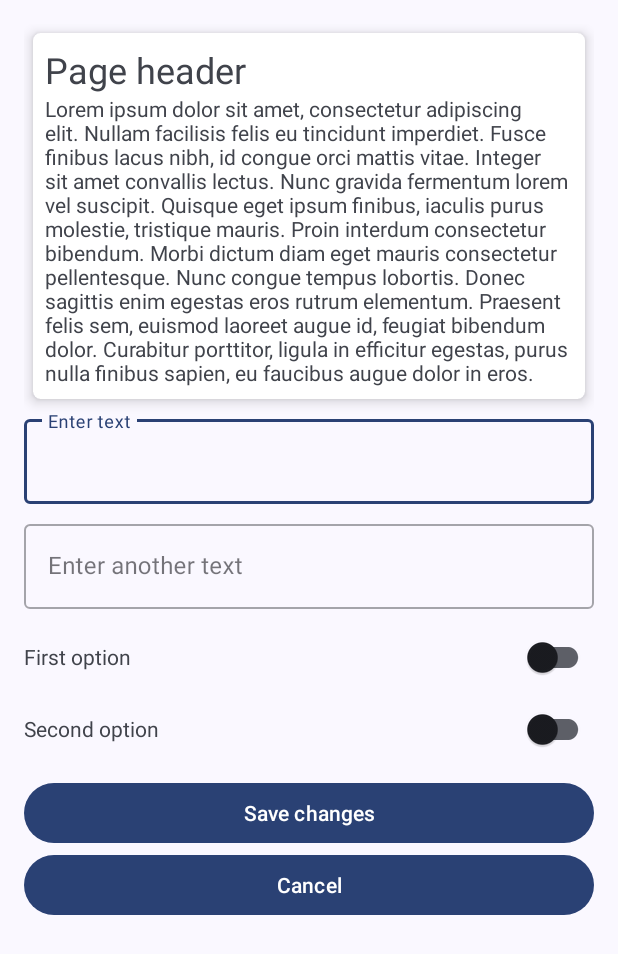
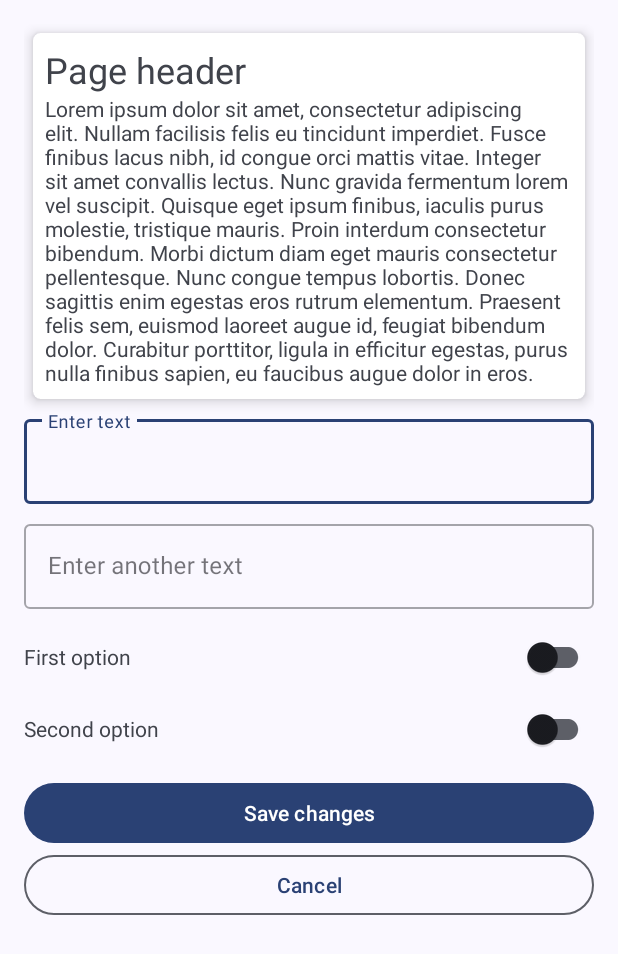
Before and after one commit to SergeyKalinovsky/MaterialYouDemo, an Android app: the screen it shows after launch (MainActivity), on a phone screen of 412 x 824 dp. Shown: the top 954 px of the screen. Run offline under Robolectric (Android 15) with nearby library versions, the phone set to English and light mode, and no system bars.

Commit message:
Second button now outlined

```diff
--- a/app/src/main/res/layout/activity_main.xml
+++ b/app/src/main/res/layout/activity_main.xml
@@ -135,6 +135,7 @@
 
     <com.google.android.material.button.MaterialButton
         android:id="@+id/button2"
+        style="@style/Widget.Material3.Button.OutlinedButton"
         android:layout_width="match_parent"
         android:layout_height="wrap_content"
         app:layout_constraintTop_toBottomOf="@id/button1"
```
